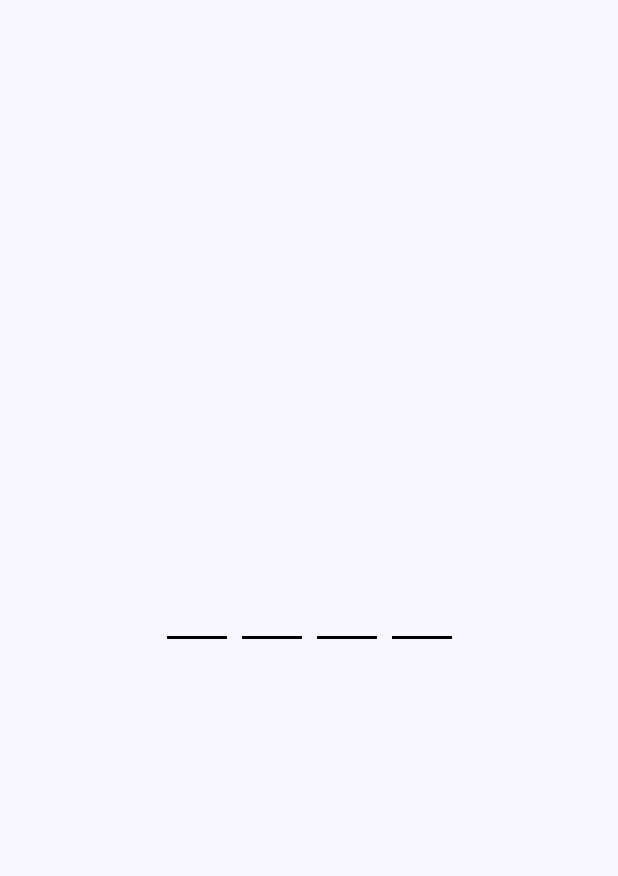
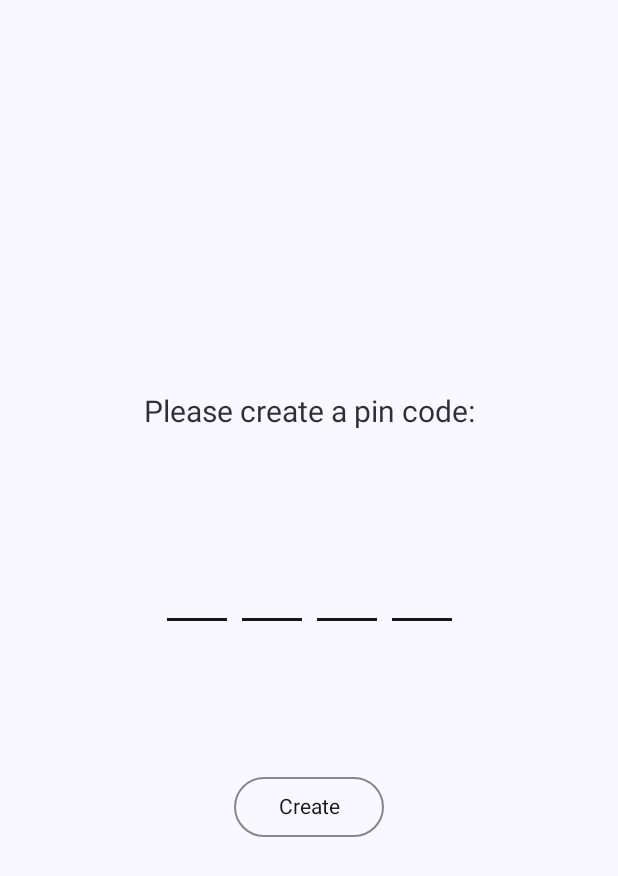
Before and after one commit to ElshodXushvaqtov/BankApp, an Android app built with Jetpack Compose: the screen it shows after launch (MainActivity), on a phone screen of 412 x 824 dp. Before the commit the part shown is almost empty. Shown: the top 876 px of the screen. Run offline under Robolectric (Android 15) with nearby library versions, the phone set to English and light mode, and no system bars.

Commit message:
First Commit

```diff
--- a/app/build.gradle.kts
+++ b/app/build.gradle.kts
@@ -50,6 +50,7 @@ android {
 }
 
 dependencies {
+    implementation ("androidx.datastore:datastore-preferences:1.1.0")
     implementation("io.coil-kt:coil-compose:2.6.0")
     implementation("com.airbnb.android:lottie-compose:6.2.0")
     implementation("androidx.navigation:navigation-compose:2.7.7")
--- a/app/src/main/java/elshod/myproject/MainActivity.kt
+++ b/app/src/main/java/elshod/myproject/MainActivity.kt
@@ -3,17 +3,12 @@ package elshod.myproject
 import android.os.Bundle
 import androidx.activity.ComponentActivity
 import androidx.activity.compose.setContent
-import androidx.compose.foundation.layout.Box
 import androidx.compose.foundation.layout.fillMaxSize
 import androidx.compose.material3.MaterialTheme
 import androidx.compose.material3.Surface
-import androidx.compose.material3.Text
-import androidx.compose.runtime.Composable
-import androidx.compose.ui.Alignment
 import androidx.compose.ui.Modifier
-import androidx.compose.ui.tooling.preview.Preview
-import elshod.myproject.screens.OtpScreen
-import elshod.myproject.screens.OtpView
+import androidx.navigation.compose.rememberNavController
+import elshod.myproject.navigation.Navigation
 import elshod.myproject.ui.theme.BankAppTheme
 
 class MainActivity : ComponentActivity() {
@@ -26,9 +21,8 @@ class MainActivity : ComponentActivity() {
                     modifier = Modifier.fillMaxSize(),
                     color = MaterialTheme.colorScheme.background
                 ) {
-                    Box(modifier = Modifier.fillMaxSize(), contentAlignment = Alignment.Center) {
-                        OtpView()
-                    }
+                    val navController = rememberNavController()
+                    Navigation(navController = navController)
                 }
             }
         }
--- /dev/null
+++ b/app/src/main/java/elshod/myproject/navigation/Navigation.kt
@@ -0,0 +1,30 @@
+package elshod.myproject.navigation
+
+import androidx.compose.runtime.Composable
+import androidx.navigation.NavHostController
+import androidx.navigation.compose.NavHost
+import androidx.navigation.compose.composable
+import elshod.myproject.HomeScreen
+import elshod.myproject.screens.OtpView
+import elshod.myproject.screens.SplashScreen
+
+
+@Composable
+fun Navigation(navController: NavHostController) {
+
+
+    NavHost(navController = navController, startDestination = Screens.SplashScreen.route) {
+        composable(route = Screens.SplashScreen.route) {
+            SplashScreen(navHostController = navController)
+        }
+
+        composable(route = Screens.OTPScreen.route) {
+            OtpView(navHostController = navController)
+        }
+
+        composable(route = Screens.HomeScreen.route) {
+            HomeScreen(navHostController = navController)
+        }
+    }
+
+}
--- /dev/null
+++ b/app/src/main/java/elshod/myproject/navigation/Screens.kt
@@ -0,0 +1,9 @@
+package elshod.myproject.navigation
+
+sealed class Screens(val route: String) {
+    data object SplashScreen : Screens("splash_screen")
+    data object OTPScreen : Screens("otp_screen")
+
+    data object HomeScreen : Screens("home_screen")
+
+}
--- a/app/src/main/java/elshod/myproject/screens/OtpScreen.kt
+++ b/app/src/main/java/elshod/myproject/screens/OtpScreen.kt
@@ -1,33 +1,62 @@
 package elshod.myproject.screens
 
+import android.content.Context
 import androidx.compose.foundation.background
+import androidx.compose.foundation.border
 import androidx.compose.foundation.layout.Arrangement
 import androidx.compose.foundation.layout.Box
 import androidx.compose.foundation.layout.Column
 import androidx.compose.foundation.layout.Row
 import androidx.compose.foundation.layout.fillMaxSize
 import androidx.compose.foundation.layout.height
+import androidx.compose.foundation.layout.padding
 import androidx.compose.foundation.layout.width
 import androidx.compose.foundation.text.BasicTextField
+import androidx.compose.foundation.text.KeyboardOptions
+import androidx.compose.material3.Button
 import androidx.compose.material3.MaterialTheme
+import androidx.compose.material3.OutlinedButton
 import androidx.compose.material3.Text
 import androidx.compose.runtime.Composable
 import androidx.compose.runtime.getValue
+import androidx.compose.runtime.mutableIntStateOf
 import androidx.compose.runtime.mutableStateOf
 import androidx.compose.runtime.remember
 import androidx.compose.runtime.setValue
 import androidx.compose.ui.Alignment
 import androidx.compose.ui.Modifier
 import androidx.compose.ui.graphics.Color
+import androidx.compose.ui.graphics.RectangleShape
+import androidx.compose.ui.platform.LocalContext
+import androidx.compose.ui.text.TextStyle
+import androidx.compose.ui.text.input.KeyboardType
 import androidx.compose.ui.unit.dp
+import androidx.compose.ui.unit.sp
+import androidx.navigation.NavController
+import androidx.navigation.NavHostController
+import elshod.myproject.sharedPreference.MyShared
 
 @Composable
-fun OtpView() {
+fun OtpView(navHostController: NavHostController) {
     var otpCode by remember {
         mutableStateOf("")
     }
+    val context = LocalContext.current
+    val sharedPreferences = remember {
+        MyShared(context)
+    }
+    val data = remember {
+        mutableIntStateOf(sharedPreferences.getData("user_pin", 0))
+    }
+    Column(
+        horizontalAlignment = Alignment.CenterHorizontally,
+        verticalArrangement = Arrangement.Center
+    ) {
+        Text(text = "Please create a pin code:", style = TextStyle(fontSize = 20.sp))
+
         BasicTextField(
             value = otpCode,
+            keyboardOptions = KeyboardOptions(keyboardType = KeyboardType.Number),
             onValueChange = {
                 // This makes sure that we don't have more than 4 characters
                 if (it.length <= 4) {
@@ -35,7 +64,11 @@ fun OtpView() {
                 }
             })
         {
-        Row(horizontalArrangement = Arrangement.spacedBy(10.dp)) {
+            Row(
+                horizontalArrangement = Arrangement.spacedBy(10.dp),
+                verticalAlignment = Alignment.CenterVertically,
+                modifier = Modifier.padding(top = 100.dp)
+            ) {
                 repeat(4) { index ->
                     val number = when {
                         index >= otpCode.length -> ""
@@ -61,5 +94,17 @@ fun OtpView() {
                 }
             }
         }
+        OutlinedButton(
+            onClick = {
+                sharedPreferences.saveData("user_pin", otpCode.toInt())
+                navHostController.navigate("home_screen")
+            },
+            modifier = Modifier
+                .width(100.dp)
+                .padding(top = 100.dp)
+        ) {
+            Text(text = "Create", style = TextStyle(color = Color.Black))
 
         }
+    }
+}
--- a/app/src/main/java/elshod/myproject/screens/SplashScreen.kt
+++ b/app/src/main/java/elshod/myproject/screens/SplashScreen.kt
@@ -15,16 +15,21 @@ import androidx.compose.ui.Alignment
 import androidx.compose.ui.Modifier
 import androidx.compose.ui.platform.LocalContext
 import androidx.compose.ui.unit.dp
+import androidx.navigation.NavController
+import androidx.navigation.NavHostController
 import com.airbnb.lottie.compose.LottieAnimation
 import com.airbnb.lottie.compose.LottieCompositionSpec
 import com.airbnb.lottie.compose.LottieConstants
 import com.airbnb.lottie.compose.animateLottieCompositionAsState
 import com.airbnb.lottie.compose.rememberLottieComposition
 import elshod.myproject.R
+import kotlinx.coroutines.delay
+
 @SuppressLint("StaticFieldLeak")
-lateinit var context : Context
+lateinit var context: Context
+
 @Composable
-fun SplashScreen(){
+fun SplashScreen(navHostController: NavHostController) {
     val lottieComp by rememberLottieComposition(LottieCompositionSpec.RawRes(R.raw.banksplash))
     val isPlaying by remember {
         mutableStateOf(true)
@@ -43,6 +48,7 @@ fun SplashScreen(){
         )
     }
     LaunchedEffect(key1 = progress) {
-
+        delay(3500)
+        navHostController.navigate("otp_screen")
     }
 }
--- /dev/null
+++ b/app/src/main/java/elshod/myproject/sharedPreference/SharedPreference.kt
@@ -0,0 +1,19 @@
+package elshod.myproject.sharedPreference
+
+import android.content.Context
+import android.content.SharedPreferences
+
+class MyShared(context: Context) {
+    private val sharedPreferences: SharedPreferences =
+        context.getSharedPreferences("my_shared", Context.MODE_PRIVATE)
+
+    fun saveData(key: String, value: Int) {
+        val editor = sharedPreferences.edit()
+        editor.putInt(key, value)
+        editor.apply()
+    }
+
+    fun getData(key: String, defaultValue: Int): Int {
+        return sharedPreferences.getInt(key, defaultValue)
+    }
+}
--- a/app/src/main/java/elshod/myproject/sharedPreference/myshared.kt
+++ /dev/null
@@ -1 +0,0 @@
-package elshod.myproject.sharedPreference
--- a/app/src/main/res/navigation/navigation.kt
+++ /dev/null
@@ -1,6 +0,0 @@
-package navigation
-
-sealed class Screens(val route: String) {
-    object SplashScreen : Screens("splash_screen")
-    object OTPScreen : Screens("otp_screen")
-}
--- a/app/src/main/res/navigation/screens.kt
+++ /dev/null
@@ -1,5 +0,0 @@
-package navigation
-
-class screens {
-
-}
```
Also changed, not shown: app/src/main/java/elshod/myproject/HomeScreen.kt (added, +34 -0 lines). Lines whose indentation alone changed are shown as unchanged.
